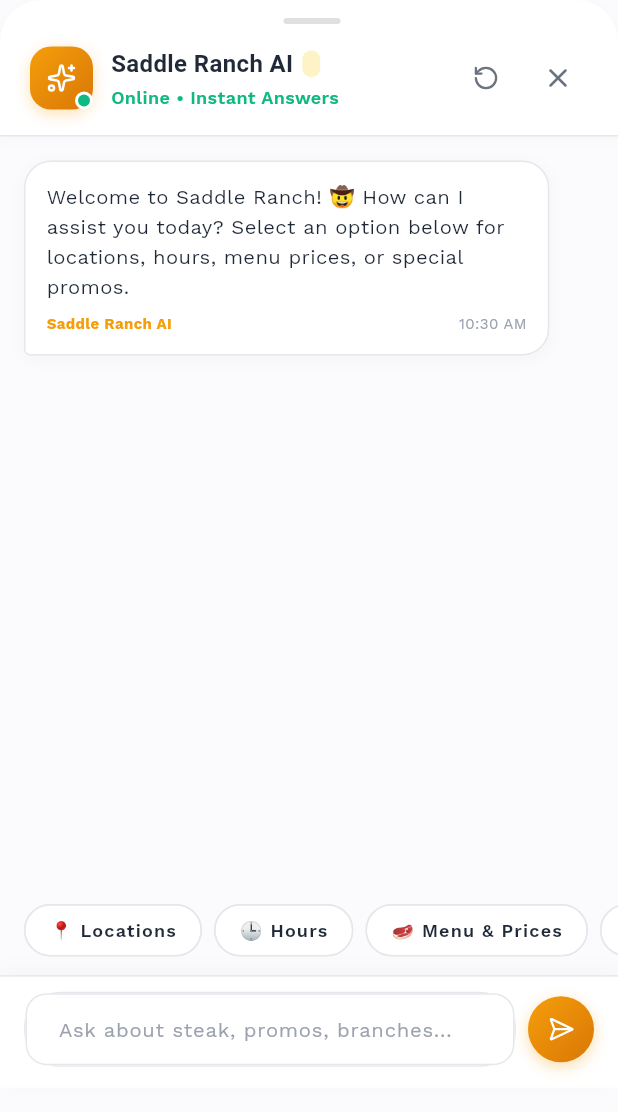
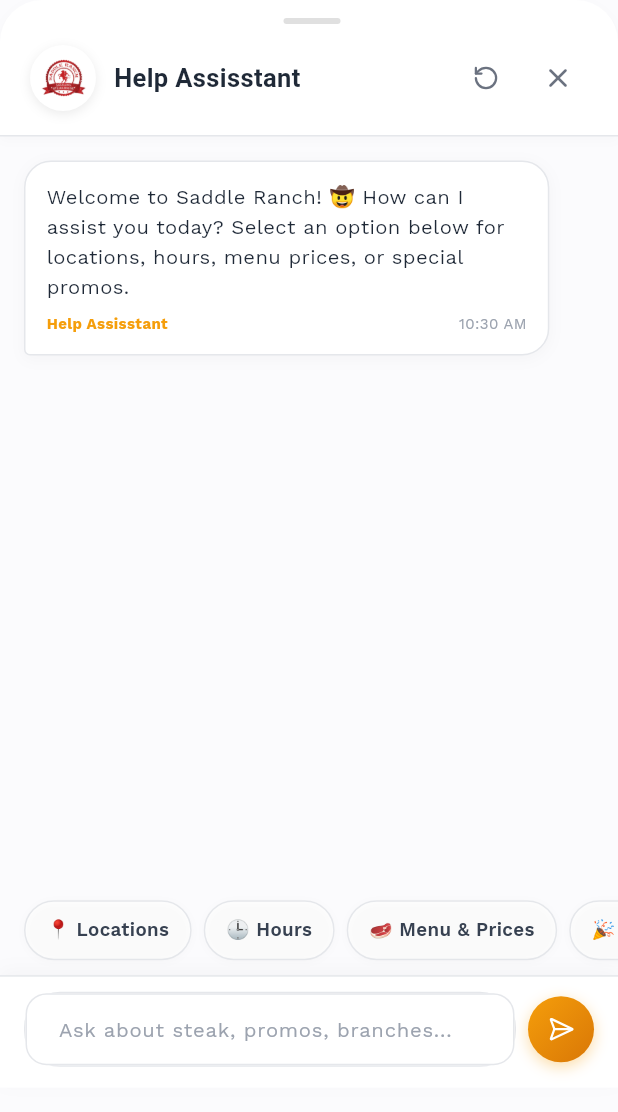
Before and after one commit to crazysen/saddle-ranch-mobile-, a Flutter app: the AiChatbotModal widget shown alone on an empty page, opened directly with empty values, on a phone screen of 412 x 824 dp. Shown: the top 1112 px of the screen. Run offline on Flutter 3.47's test engine with Material 3 defaults, Android fonts, the phone set to English and light mode, and no system bars; our stand-ins replace app_links, cached_network_image, flutter_secure_storage, google_fonts, google_sign_in, lucide_icons_flutter and 1 more; missing offline and left inert: google_sign_in_web, mobile_scanner; accounts and stored records are empty; network calls fail; Roboto replaces fonts that are missing (Domine).

Commit message:
fix(ui): update Help Assisstant modal, remove red dots, white mode menu category chips, and fix image loading CORS proxy

```diff
--- a/lib/widgets/ai_chatbot_modal.dart
+++ b/lib/widgets/ai_chatbot_modal.dart
@@ -590,86 +590,37 @@
                 const SizedBox(height: 12),
                 Row(
                   children: [
-                    Stack(
-                      children: [
                     Container(
-                          width: 42,
-                          height: 42,
+                      width: 44,
+                      height: 44,
                       decoration: BoxDecoration(
-                            gradient: const LinearGradient(
-                              colors: [Color(0xFFF59E0B), Color(0xFFD97706)],
-                              begin: Alignment.topLeft,
-                              end: Alignment.bottomRight,
-                            ),
-                            borderRadius: BorderRadius.circular(14),
+                        color: Colors.white,
+                        shape: BoxShape.circle,
                         boxShadow: [
                           BoxShadow(
-                                color: const Color(0xFFF59E0B).withValues(alpha: 0.3),
-                                blurRadius: 8,
-                                offset: const Offset(0, 3),
+                            color: Colors.black.withValues(alpha: 0.08),
+                            blurRadius: 6,
+                            offset: const Offset(0, 2),
                           ),
                         ],
                       ),
-                          child: const Icon(LucideIcons.sparkles, color: Colors.white, size: 20),
-                        ),
-                        Positioned(
-                          right: 0,
-                          bottom: 0,
-                          child: Container(
-                            width: 12,
-                            height: 12,
-                            decoration: BoxDecoration(
-                              color: const Color(0xFF10B981),
-                              shape: BoxShape.circle,
-                              border: Border.all(color: Colors.white, width: 2),
+                      padding: const EdgeInsets.all(3),
+                      child: ClipOval(
+                        child: Image.asset(
+                          'assets/images/saddle_ranch_logo.png',
+                          fit: BoxFit.contain,
                         ),
                       ),
                     ),
-                      ],
-                    ),
                     const SizedBox(width: 12),
                     Expanded(
-                      child: Column(
-                        crossAxisAlignment: CrossAxisAlignment.start,
-                        children: [
-                          Row(
-                            children: [
-                              Text(
-                                'Saddle Ranch AI',
+                      child: Text(
+                        'Help Assisstant',
                         style: GoogleFonts.domine(
                           fontWeight: FontWeight.bold,
-                                  fontSize: 16,
+                          fontSize: 17,
                           color: const Color(0xFF1F2937),
                         ),
-                              ),
-                              const SizedBox(width: 6),
-                              Container(
-                                padding: const EdgeInsets.symmetric(horizontal: 6, vertical: 2),
-                                decoration: BoxDecoration(
-                                  color: const Color(0xFFFEF3C7),
-                                  borderRadius: BorderRadius.circular(6),
-                                ),
-                                child: Text(
-                                  widget.currentBranch,
-                                  style: GoogleFonts.workSans(
-                                    fontWeight: FontWeight.bold,
-                                    fontSize: 10,
-                                    color: const Color(0xFFB45309),
-                                  ),
-                                ),
-                              ),
-                            ],
-                          ),
-                          const SizedBox(height: 2),
-                          Text(
-                            'Online • Instant Answers',
-                            style: GoogleFonts.workSans(
-                              color: const Color(0xFF10B981),
-                              fontSize: 12,
-                              fontWeight: FontWeight.w600,
-                            ),
-                          ),
-                        ],
                       ),
                     ),
                     IconButton(
@@ -817,7 +768,7 @@
                           mainAxisAlignment: MainAxisAlignment.spaceBetween,
                           children: [
                             Text(
-                              'Saddle Ranch AI',
+                              'Help Assisstant',
                               style: GoogleFonts.workSans(
                                 color: const Color(0xFFF59E0B),
                                 fontWeight: FontWeight.bold,
@@ -841,21 +792,22 @@
             ),
           ),
 
-          Container(
-            height: 44,
-            margin: const EdgeInsets.only(bottom: 8),
+          SizedBox(
+            height: 40,
             child: ListView(
               scrollDirection: Axis.horizontal,
+              clipBehavior: Clip.none,
               padding: const EdgeInsets.symmetric(horizontal: 16),
               children: [
                 _buildQuickChip('📍 Locations', 'locations'),
                 _buildQuickChip('🕒 Hours', 'hours'),
                 _buildQuickChip('🥩 Menu & Prices', 'prices'),
                 _buildQuickChip('🎉 Promos', 'promos'),
-                _buildQuickChip('🏷️ Vouchers', 'vouchers'),
+                _buildQuickChip('🎟️ Vouchers', 'vouchers'),
               ],
             ),
           ),
+          const SizedBox(height: 10),
 
           Container(
             padding: EdgeInsets.fromLTRB(16, 10, 16, 14 + bottomInset),
@@ -927,20 +879,38 @@
   }
 
   Widget _buildQuickChip(String label, String topic) {
-    return Container(
-      margin: const EdgeInsets.only(right: 8),
-      child: ActionChip(
-        label: Text(label),
-        labelStyle: GoogleFonts.workSans(
-          color: const Color(0xFF1F2937),
+    return Padding(
+      padding: const EdgeInsets.only(right: 8),
+      child: Material(
+        color: Colors.white,
+        borderRadius: BorderRadius.circular(20),
+        child: InkWell(
+          borderRadius: BorderRadius.circular(20),
+          onTap: () => _handleQuickOption(topic),
+          child: Container(
+            padding: const EdgeInsets.symmetric(horizontal: 14, vertical: 7),
+            decoration: BoxDecoration(
+              borderRadius: BorderRadius.circular(20),
+              border: Border.all(color: const Color(0xFFE5E7EB)),
+              boxShadow: [
+                BoxShadow(
+                  color: Colors.black.withValues(alpha: 0.02),
+                  blurRadius: 4,
+                  offset: const Offset(0, 1),
+                ),
+              ],
+            ),
+            alignment: Alignment.center,
+            child: Text(
+              label,
+              style: GoogleFonts.workSans(
+                color: const Color(0xFF374151),
                 fontWeight: FontWeight.w600,
-          fontSize: 12,
+                fontSize: 12.5,
               ),
-        backgroundColor: Colors.white,
-        side: const BorderSide(color: Color(0xFFE5E7EB)),
-        elevation: 0,
-        shape: RoundedRectangleBorder(borderRadius: BorderRadius.circular(18)),
-        onPressed: () => _handleQuickOption(topic),
+            ),
+          ),
+        ),
       ),
     );
   }
```
Also changed, not shown: lib/screens/home_screen.dart (+6 -46 lines), lib/utils/image_url_helper.dart (+29 -9 lines), lib/widgets/category_chips.dart (+9 -9 lines), 2 other files. Lines whose indentation alone changed are shown as unchanged.
